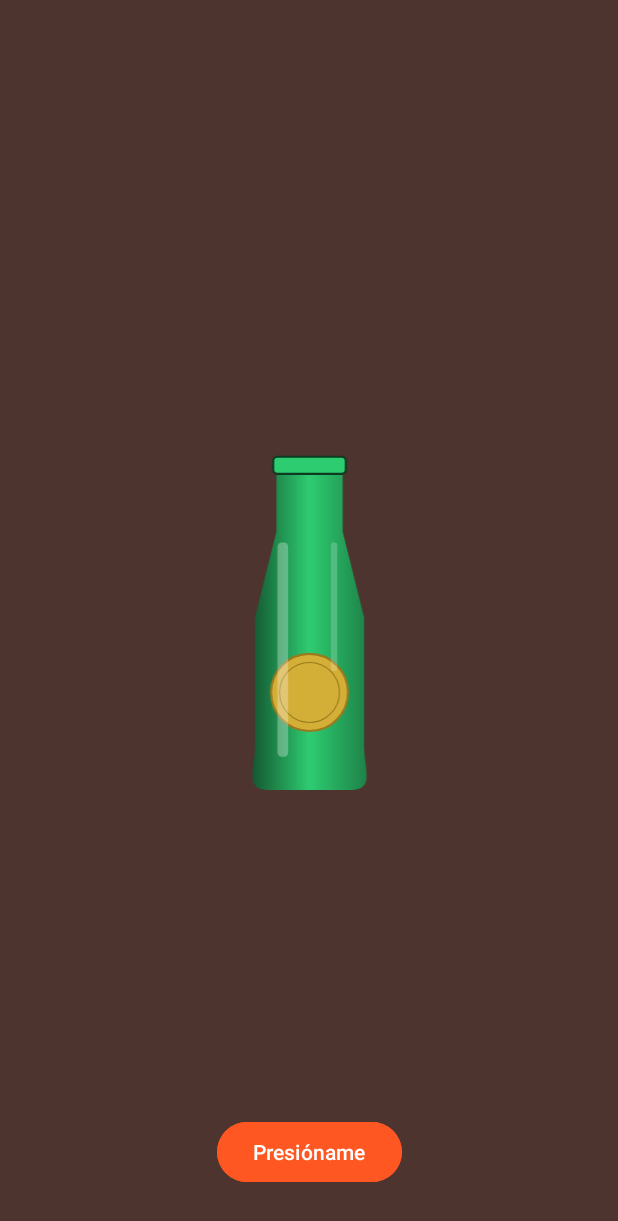
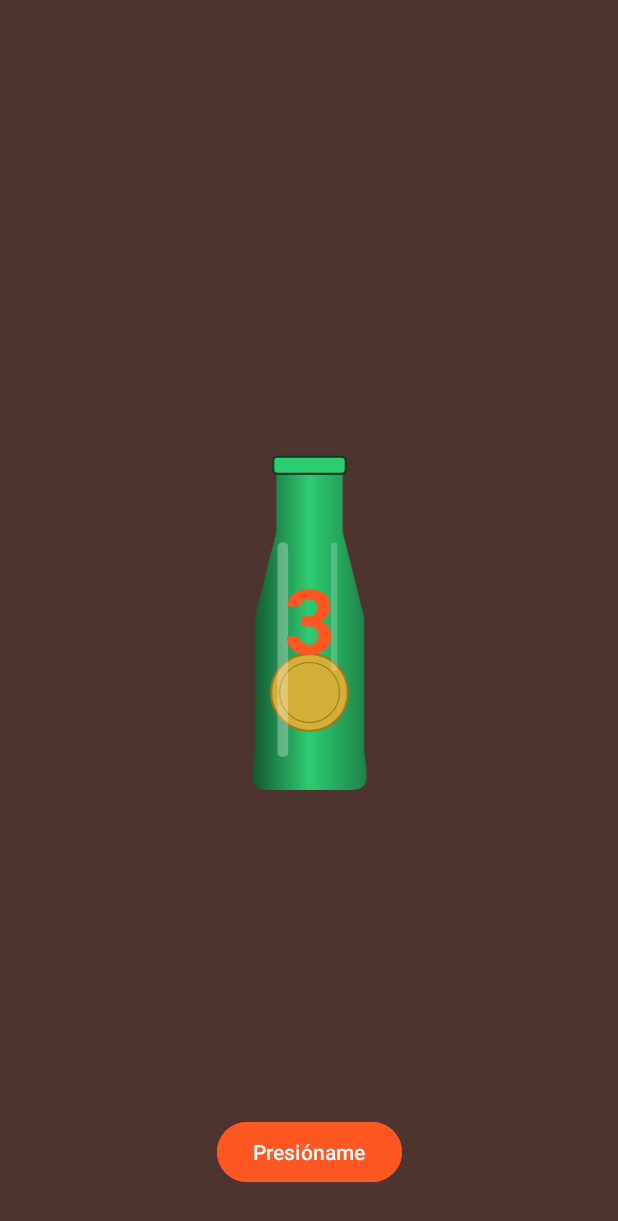
Before and after one commit to JairosA-Diaz/grupoTres, an Android app: the layout fragment_home.xml on its own in the app's theme, with its tools: preview values and no code run, on a phone screen of 412 x 824 dp. Shown: the top 1221 px of the screen. Run offline under Robolectric (Android 15) with nearby library versions, the light colour scheme and no system bars.

Commit message:
logica_contador

```diff
--- a/app/src/main/res/layout/fragment_home.xml
+++ b/app/src/main/res/layout/fragment_home.xml
@@ -18,6 +18,21 @@
         app:layout_constraintTop_toTopOf="parent"
         android:contentDescription="Botella" />
 
+    <TextView
+        android:id="@+id/tv_countdown_home"
+        android:layout_width="wrap_content"
+        android:layout_height="wrap_content"
+        android:textColor="#FF5722"
+        android:textSize="60sp"
+        android:textStyle="bold"
+        android:visibility="gone"
+        app:layout_constraintBottom_toBottomOf="@+id/iv_bottle_home"
+        app:layout_constraintEnd_toEndOf="@+id/iv_bottle_home"
+        app:layout_constraintStart_toStartOf="@+id/iv_bottle_home"
+        app:layout_constraintTop_toTopOf="@+id/iv_bottle_home"
+        tools:text="3"
+        tools:visibility="visible" />
+
     <Button
         android:id="@+id/btn_spin_home"
         android:layout_width="wrap_content"
```
Also changed, not shown: app/src/main/java/com/example/grupotres/ui/HomeFragment.kt (+27 -6 lines).
